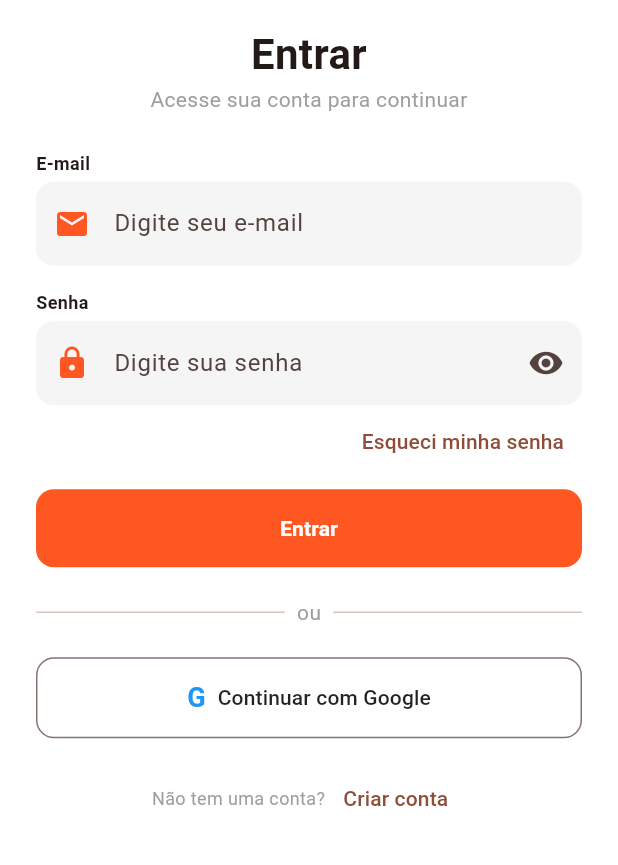
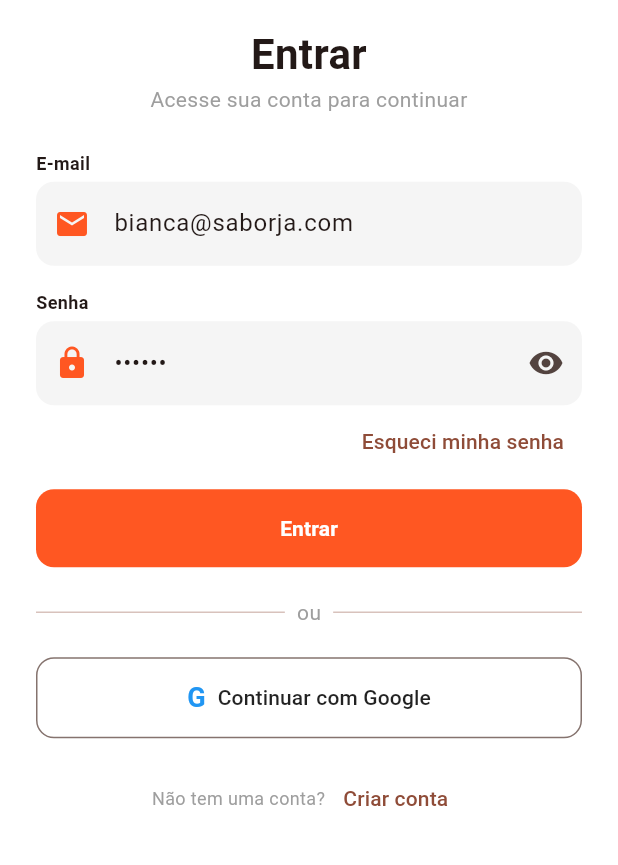
Before and after one commit to ambianca/delivery-app-flutter, a Flutter app: the screen it shows after launch, on a phone screen of 412 x 824 dp, the part 296-1161 px from its top. Run offline on Flutter 3.47's test engine with Material 3 defaults, Android fonts, the phone set to English and light mode, and no system bars.

Commit message:
Login com e-mail e senha de exemplo preenchidos

```diff
--- a/lib/login.dart
+++ b/lib/login.dart
@@ -108,6 +108,9 @@ class _LoginPageState extends State<LoginPage> {
                   ),
                   const SizedBox(height: 4),
                   TextFormField(
+                    // initialValue deixa o campo já preenchido com um exemplo,
+                    // assim dá para entrar direto só tocando em "Entrar"
+                    initialValue: 'bianca@saborja.com',
                     keyboardType: TextInputType.emailAddress, // teclado com @
                     decoration: estiloCampo('Digite seu e-mail', Icons.email),
                     // validator devolve um texto de erro ou null (tudo certo)
@@ -130,6 +133,7 @@ class _LoginPageState extends State<LoginPage> {
                   ),
                   const SizedBox(height: 4),
                   TextFormField(
+                    initialValue: '123456', // senha de exemplo
                     obscureText: esconderSenha, // troca o texto por pontinhos
                     decoration: estiloCampo('Digite sua senha', Icons.lock)
                         .copyWith(
```
Also changed, not shown: 1 other file.
